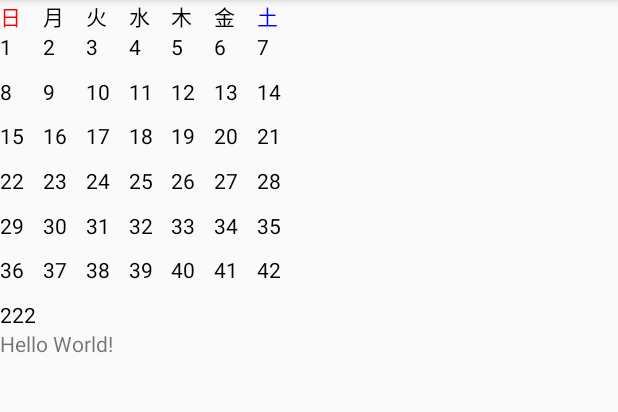
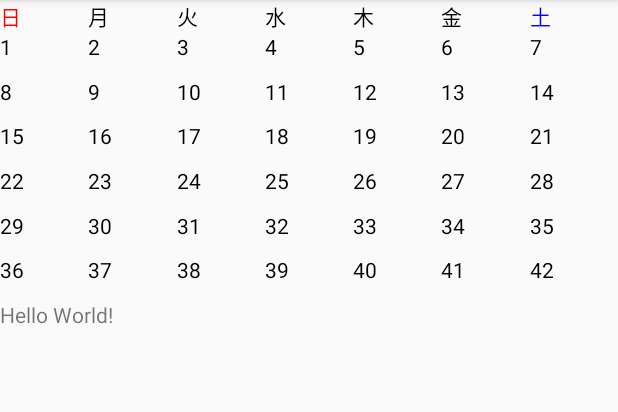
Before and after one commit to eijenson/bravefrontiercalendar, an Android app: the screen it shows after launch (MainActivity), on a phone screen of 412 x 824 dp, the part 84-496 px from its top. Run offline under Robolectric (Android 15) with nearby library versions, the phone set to English and light mode, and no system bars; libraries missing offline, so code that uses them is left out: kotlinx.coroutines.experimental; 1 statement that could not run was skipped.

Commit message:
少しだけレイアウト変更

```diff
--- a/app/src/main/res/layout/activity_main.xml
+++ b/app/src/main/res/layout/activity_main.xml
@@ -9,22 +9,14 @@
 
     <eijenson.braveflontiercarendar.view.custom.MyCalendarView
         android:id="@+id/calendar"
-        android:layout_width="200dp"
+        android:layout_width="match_parent"
         android:layout_height="200dp"/>
-
-    <eijenson.braveflontiercarendar.view.custom.CalendarColumn
-        android:id="@+id/calendarColumn"
-        android:layout_width="match_parent"
-        android:layout_height="wrap_content"
-        app:layout_constraintStart_toStartOf="@+id/scrollView2"
-        app:layout_constraintTop_toBottomOf="@+id/calendar"
-        app:text="222"/>
 
     <ScrollView
         android:id="@+id/scrollView2"
         android:layout_width="match_parent"
         android:layout_height="0dp"
-        app:layout_constraintTop_toBottomOf="@+id/calendarColumn">
+        app:layout_constraintTop_toBottomOf="@+id/calendar">
 
         <TextView
             android:id="@+id/hello"
```
